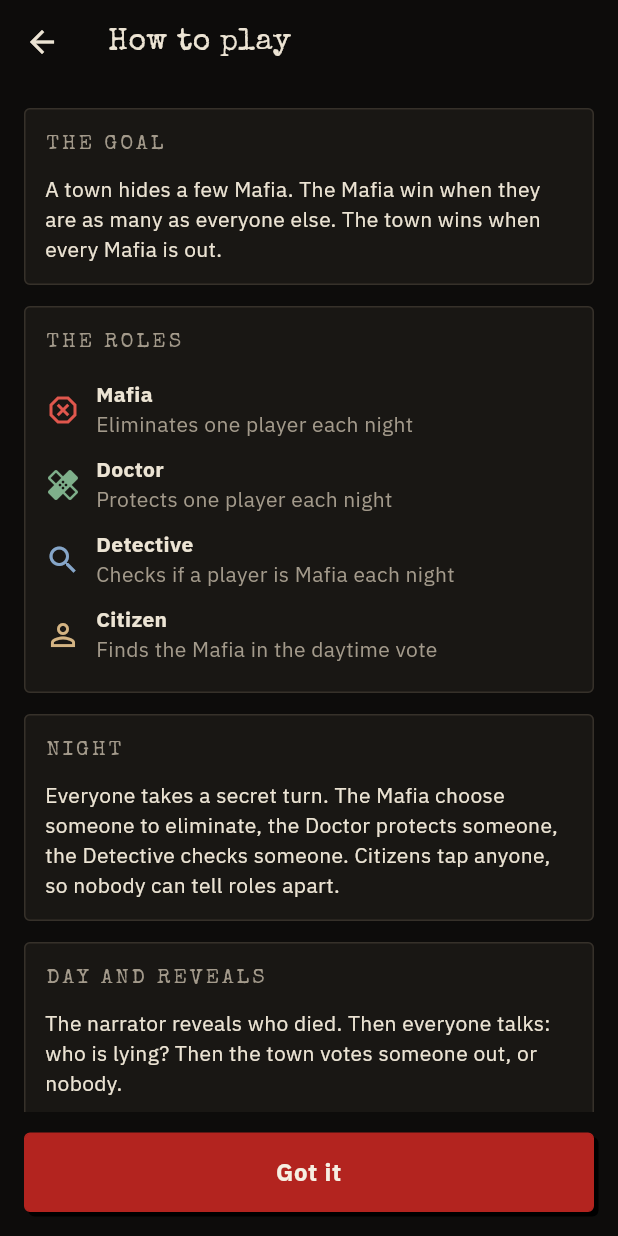
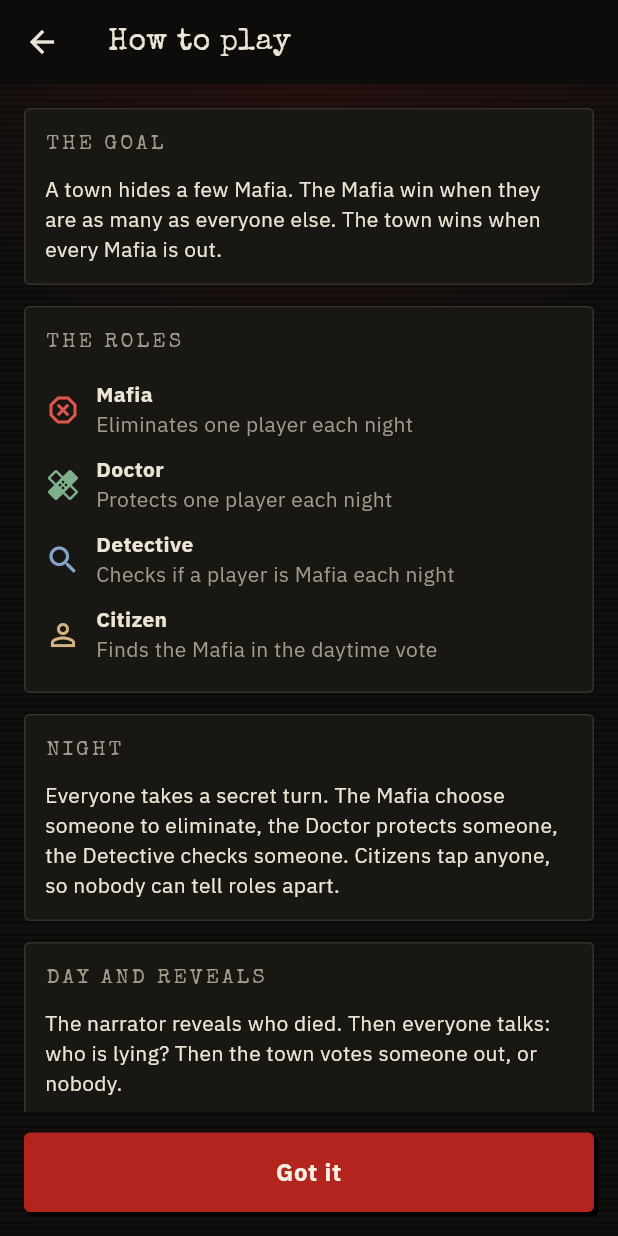
Before and after one commit to Al7assan1999/mafia-dealer-game, a Flutter app: the GuideScreen screen opened directly, on a phone screen of 412 x 824 dp. Run offline on Flutter 3.47's test engine with Material 3 defaults, Android fonts, the phone set to English and light mode, and no system bars; our stand-ins replace audioplayers, firebase_core, firebase_messaging, flutter_secure_storage, google_sign_in, image_picker and 4 more; missing offline and left inert: dart:ffi; accounts and stored records are empty; generated files the repository leaves out were written again.

Commit message:
The old app's look on Home; 0.4.5
- Android's "Bold text" no longer makes every line bold (the old app ignored it)
- Noir backdrop as the old CSS: a dark glow from the top and faint lines
- Home's modes as the old cards: icon box, typewriter title, the line inside

Co-Authored-By: Claude Opus 5.5 <noreply@anthropic.com>

```diff
--- a/app/lib/app.dart
+++ b/app/lib/app.dart
@@ -45,14 +45,16 @@ class _AppState extends State<App> {
           navigatorKey: ActiveRoom.navigatorKey,
           scaffoldMessengerKey: ActiveRoom.messengerKey,
           // the room bar while minimized; a long-press opens the friends drawer with Invite ready (P4)
-          builder: (context, child) => Stack(children: [
+          // [his look note] Android's "Bold text" made every line bold; the old app (a web view) ignored it, and he wants
+          // its look. ponytail: ignores that accessibility setting app-wide; follow it again if a player asks.
+          builder: (context, child) => MediaQuery(data: MediaQuery.of(context).copyWith(boldText: false), child: Stack(children: [
             RoomBarFrame(child: child!, onLongPress: (_) {
               final ctx = ActiveRoom.navigatorKey.currentContext;
               if (ctx != null) openFriendsDrawer(ctx, account: widget.account, prefs: prefs, audio: widget.audio);
             }),
             NoteBanner(account: widget.account), // N5: an invite or a request pops up while the app is open
             const Positioned.fill(child: BuzzFlash()), // R7
-          ]),
+          ])),
           theme: noir(),
           locale: Locale(prefs.lang),
           supportedLocales: L.supportedLocales,
--- a/app/lib/core/ui.dart
+++ b/app/lib/core/ui.dart
@@ -74,6 +74,25 @@ BoxDecoration neonBackdrop(Color base) {
   final glow = base == neonPalette.night ? const Color(0xAA2A3AA0) : base == neonPalette.day ? const Color(0x66FF9A3D)
       : base == neonPalette.blood ? const Color(0x66FF2E63) : base == neonPalette.glory ? const Color(0x66FFB547) : const Color(0x44FF2E63);
   return BoxDecoration(gradient: RadialGradient(center: const Alignment(-.6, -1.1), radius: 1.1, colors: [glow, base], stops: const [0, .7]));
+}
+
+/// Noir's backdrop as the old app's CSS: a dark glow from the top (red on Home, blue at night, …) over the base colour.
+BoxDecoration noirBackdrop(Color base) {
+  final glow = base == noirPalette.night ? const Color(0x9914213D) : base == noirPalette.day ? const Color(0xAA5A4426)
+      : base == noirPalette.blood ? const Color(0xAA6B0F0F) : base == noirPalette.glory ? const Color(0xAA5A4A1E) : const Color(0x664A0F0F);
+  return BoxDecoration(color: base, gradient: RadialGradient(center: const Alignment(0, -1.15), radius: .95, colors: [glow, glow.withValues(alpha: 0)], stops: const [0, .7]));
+}
+
+/// Noir's faint horizontal lines (old CSS: a 2 px light line every 4 px).
+class ScanLines extends CustomPainter {
+  const ScanLines();
+  @override
+  void paint(Canvas canvas, Size size) {
+    final p = Paint()..color = const Color(0x04FFFFFF);
+    for (var y = 0.0; y < size.height; y += 4) { canvas.drawRect(Rect.fromLTWH(0, y, size.width, 2), p); }
+  }
+  @override
+  bool shouldRepaint(ScanLines old) => false;
 }
 
 ThemeData noir() {
@@ -189,8 +208,8 @@ class Stage extends StatelessWidget {
   Widget build(BuildContext context) {
     final bg = color ?? C.bg;
     return Container(
-        decoration: C.neon ? neonBackdrop(bg) : BoxDecoration(color: bg),
-        child: SafeArea(
+        decoration: C.neon ? neonBackdrop(bg) : noirBackdrop(bg),
+        child: CustomPaint(painter: C.neon ? null : const ScanLines(), child: SafeArea(
           child: Column(children: [
             Expanded(
               child: LayoutBuilder(builder: (context, c) => SingleChildScrollView(
@@ -209,7 +228,7 @@ class Stage extends StatelessWidget {
                     children: [for (final b in bottom) Padding(padding: const EdgeInsets.only(top: 10), child: b)]),
               ),
           ]),
-        ),
+        )),
       );
   }
 }
--- a/app/pubspec.yaml
+++ b/app/pubspec.yaml
@@ -1,7 +1,7 @@
 name: mafia_dealer
 description: "Mafia Dealer: Party Game. The Mafia party game on one phone, over Wi-Fi or online."
 publish_to: 'none'
-version: 0.4.4+1
+version: 0.4.5+1
 
 environment:
   sdk: ^3.13.7
```
Also changed, not shown: app/lib/features/home/home_screen.dart (+23 -6 lines).
